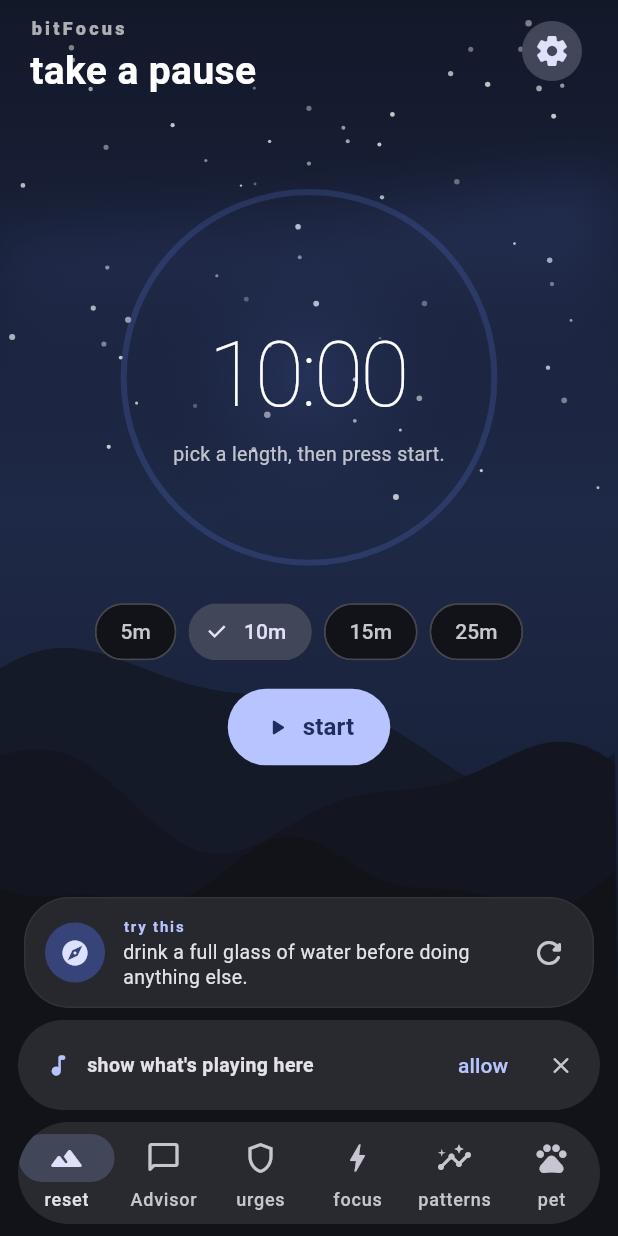
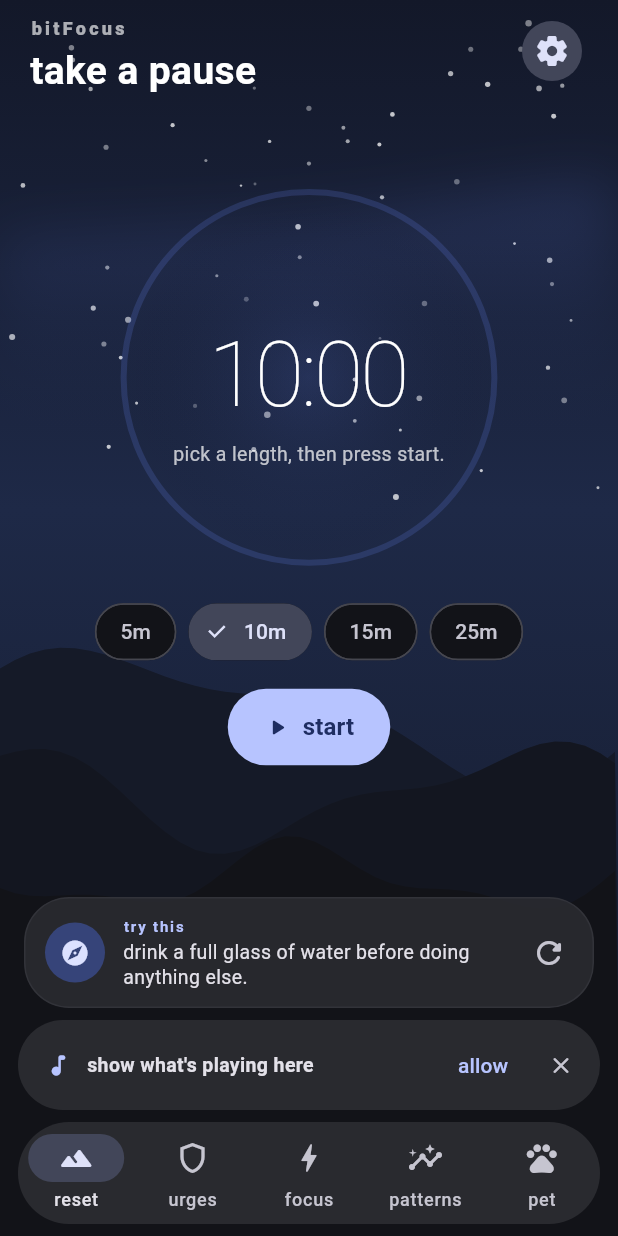
Before and after one commit to cashhwocky/bitFocus, a Flutter app: the screen it shows after launch, on a phone screen of 412 x 824 dp. Run offline on Flutter 3.47's test engine with Material 3 defaults, Android fonts, the phone set to English and light mode, and no system bars; our stand-ins replace flutter_local_notifications, open_filex, package_info_plus, permission_handler, shared_preferences; missing offline and left inert: workmanager.

Commit message:
Coded geometric vector icon and fixed bottom navigation tab alignment

```diff
--- a/lib/main.dart
+++ b/lib/main.dart
@@ -728,11 +728,6 @@ class _MainShellState extends State<MainShell> with WidgetsBindingObserver {
                           label: 'reset',
                         ),
                         NavigationDestination(
-                icon: Icon(Icons.chat_bubble_outline_rounded),
-                selectedIcon: Icon(Icons.chat_bubble_rounded),
-                label: 'Advisor',
-              ),
-              NavigationDestination(
                 icon: Icon(Icons.shield_outlined),
                           selectedIcon: Icon(Icons.shield_rounded),
                           label: 'urges',
```
Also changed, not shown: 1 other file.
